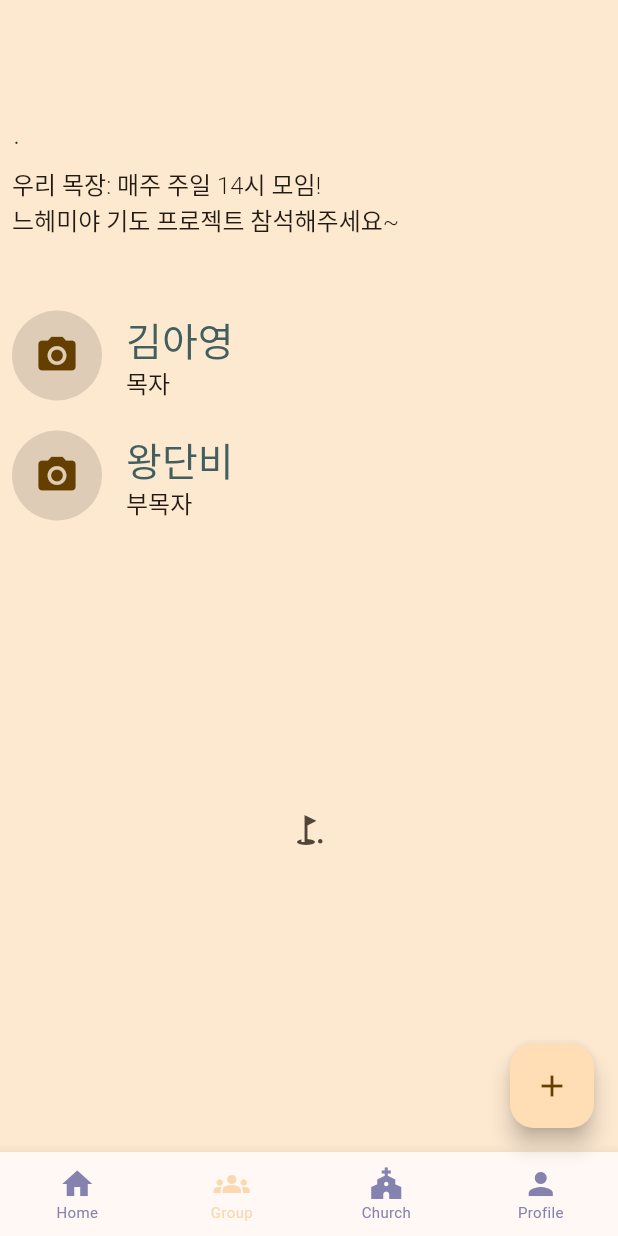
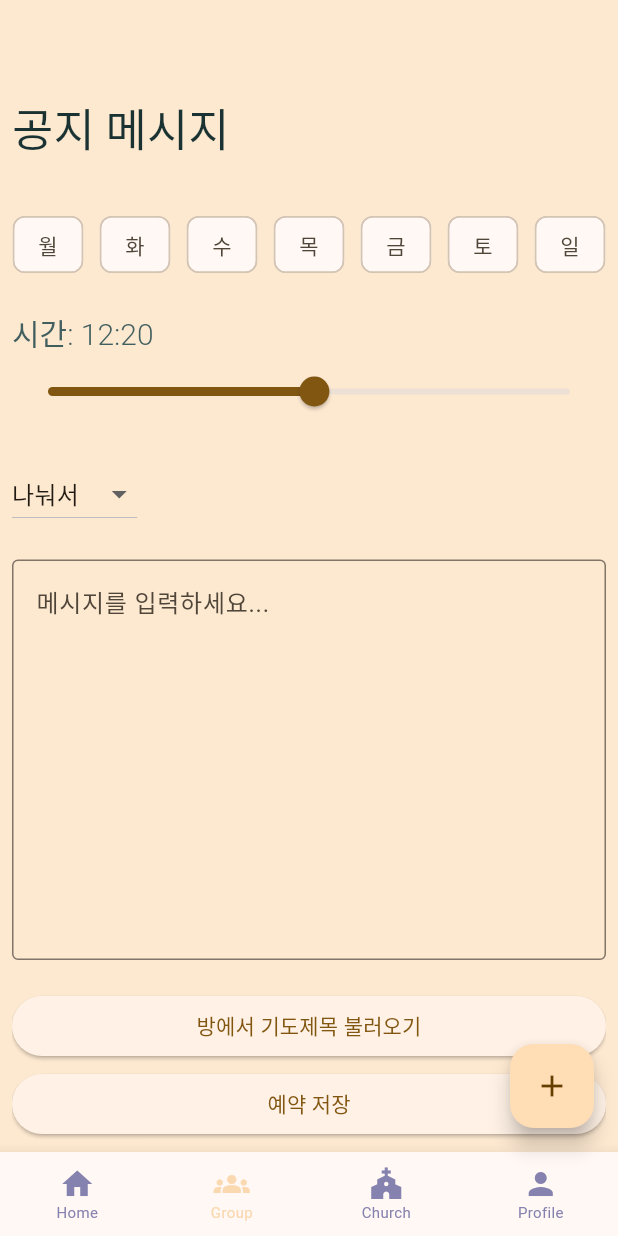
Before and after one commit to tangible-idea/botweb, a Flutter app: the screen it shows after launch, item 2 of the bottom bar chosen, on a phone screen of 412 x 824 dp. Run offline on Flutter 3.47's test engine with Material 3 defaults, Android fonts, the phone set to English and light mode, and no system bars; our stand-ins replace flutter_dotenv, flutter_riverpod, freezed_annotation, go_router, logger, riverpod_annotation and 2 more; accounts and stored records are empty; generated files the repository leaves out were written again; network calls fail; Roboto replaces fonts that are missing (NanumSquareNeo).

Commit message:
Provider 분리. people list 임시 하드코딩.

```diff
--- /dev/null
+++ b/lib/models/PersonInfo.dart
@@ -0,0 +1,6 @@
+class PersonInfo {
+  final String name;
+  final String role;
+
+  PersonInfo({required this.name, required this.role});
+}
--- a/lib/screens/group_view.dart
+++ b/lib/screens/group_view.dart
@@ -5,18 +5,39 @@ import 'package:flutter/widgets.dart';
 import 'package:flutter_riverpod/flutter_riverpod.dart';
 
 import '../constants/app_sizes.dart';
+import '../models/PersonInfo.dart';
 import '../riverpod/room_name_notifier.dart';
 import '../styles/txt_style.dart';
 import '../widgets/avatar.dart';
 
 class GroupView extends ConsumerWidget {
-  const GroupView(this.roomTag, {super.key});
+  GroupView(this.roomTag, {super.key});
 
   final String roomTag;
+
+
+  final List<PersonInfo> people = [
+    PersonInfo(name: "원아영", role: "목자"),
+    PersonInfo(name: "하예린", role: "순목자"),
+    PersonInfo(name: "강민규", role: "목원"),
+    PersonInfo(name: "김세련", role: "목원"),
+    PersonInfo(name: "이찬경", role: "목원"),
+    PersonInfo(name: "정윤기", role: "목원"),
+    PersonInfo(name: "전하는", role: "목원"),
+    PersonInfo(name: "문예은", role: "목원"),
+    PersonInfo(name: "김도형", role: "목원"),
+    PersonInfo(name: "박재현", role: "목원"),
+    PersonInfo(name: "최준혁", role: "목원"),
+    PersonInfo(name: "허열", role: "목원"),
+    // 추가 인물 정보...
+  ];
+
 
   @override
   Widget build(BuildContext context, WidgetRef ref) {
     final groupNameAsyncValue = ref.watch(groupNameProvider(roomTag));
+
+
 
     return Column(
       crossAxisAlignment: CrossAxisAlignment.start,
@@ -32,30 +53,13 @@ class GroupView extends ConsumerWidget {
         gapH48,
 
         /// Button1. TODO🎥
-        const Row(children: [
-          Avatar(radius: 30,),
-          gapW16,
-          Column(
-            crossAxisAlignment: CrossAxisAlignment.start,
-            children: [
-              Text("김아영", style: FigmaTextStyles.title26),
-              Text("목자", style: FigmaTextStyles.content16)
-            ],
+
+        //gapH20,
+        ConstrainedBox(
+        constraints: BoxConstraints(maxWidth: MediaQuery.of(context).size.width),
+          child: Column(
+          children: people.map((person) => PersonRow(person: person)).toList(),
           ),
-        ],
-        ),
-        gapH20,
-        const Row(children: [
-          Avatar(radius: 30,),
-          gapW16,
-          Column(
-            crossAxisAlignment: CrossAxisAlignment.start,
-            children: [
-              Text("왕단비", style: FigmaTextStyles.title26),
-              Text("부목자", style: FigmaTextStyles.content16)
-            ],
-          ),
-        ],
         ),
 
         /// Button2. get POE bot
@@ -70,3 +74,37 @@ class GroupView extends ConsumerWidget {
     );
   }
 }
+
+class PersonRow extends StatelessWidget {
+  final PersonInfo person;
+
+  const PersonRow({Key? key, required this.person}) : super(key: key);
+
+  @override
+  Widget build(BuildContext context) {
+    return Padding(
+      padding: const EdgeInsets.symmetric(vertical: 8.0),
+      child: Row(
+        children: [
+          Avatar(radius: 30),
+          gapW16,
+          Expanded(  // Expanded 추가
+            child: Column(
+              crossAxisAlignment: CrossAxisAlignment.start,
+              children: [
+                ConstrainedBox(
+                  constraints: BoxConstraints(maxWidth: 200),  // 적절한 최대 너비 설정
+                  child: Text(person.name, style: FigmaTextStyles.title26),
+                ),
+                ConstrainedBox(
+                  constraints: BoxConstraints(maxWidth: 200),  // 적절한 최대 너비 설정
+                  child: Text(person.role, style: FigmaTextStyles.content16),
+                ),
+              ],
+            ),
+          ),
+        ],
+      ),
+    );
+  }
+}
--- a/lib/screens/homepage.dart
+++ b/lib/screens/homepage.dart
@@ -8,6 +8,7 @@ import 'package:flutter_riverpod/flutter_riverpod.dart';
 import 'package:go_router/go_router.dart';
 import 'package:prayers/constants/app_sizes.dart';
 import 'package:prayers/data/api/send_message.dart';
+import 'package:prayers/screens/normal_message_screen.dart';
 import 'package:prayers/screens/routing/app_router.dart';
 import 'package:prayers/styles/my_color.dart';
 import 'package:prayers/styles/txt_style.dart';
@@ -16,7 +17,7 @@ import '../riverpod/room_name_notifier.dart';
 import 'default_layout.dart';
 import 'group_view.dart';
 import 'message_form.dart';
-import 'message_screen.dart';
+import 'target_message_screen.dart';
 
 final tabIndexProvider = StateProvider((ref) => 0);
 
@@ -135,10 +136,10 @@ class _MyHomePageState extends ConsumerState<MyHomePage> with SingleTickerProvid
       body: TabBarView(
         controller: controller,
         children: [
-          MessageScreen(roomTag),
+          TargetMessageScreen(roomTag),
+          NormalMessageScreen(roomTag),
           GroupView(roomTag),
           const MessageForm(),
-          const Placeholder(),
                   ],
                 )
       );
--- /dev/null
+++ b/lib/screens/normal_message_screen.dart
@@ -0,0 +1,190 @@
+import 'package:flutter/material.dart';
+import 'package:flutter_riverpod/flutter_riverpod.dart';
+import 'package:supabase_flutter/supabase_flutter.dart';
+
+import '../constants/app_sizes.dart';
+import '../styles/txt_style.dart';
+
+// Providers
+final selectedDaysProvider = StateNotifierProvider<SelectedDaysNotifier, List<bool>>((ref) {
+  return SelectedDaysNotifier();
+});
+
+final timeValueProvider = StateProvider<double>((ref) => 12 * 60 + 20); // 12:20 PM in minutes
+
+final messageTypeProvider = StateProvider<String>((ref) => '나눠서');
+
+final messageTextProvider = StateProvider<String>((ref) => '');
+
+class SelectedDaysNotifier extends StateNotifier<List<bool>> {
+  SelectedDaysNotifier() : super(List.generate(7, (_) => false));
+
+  void toggle(int index) {
+    state = [
+      for (int i = 0; i < state.length; i++)
+        if (i == index) !state[i] else state[i]
+    ];
+  }
+}
+
+// UI
+class NormalMessageScreen extends ConsumerWidget {
+  NormalMessageScreen(this.roomTag, {super.key});
+
+  final String roomTag;
+
+  final List<String> days = ['월', '화', '수', '목', '금', '토', '일'];
+
+  @override
+  Widget build(BuildContext context, WidgetRef ref) {
+    final selectedDays = ref.watch(selectedDaysProvider);
+    final timeValue = ref.watch(timeValueProvider);
+    final messageType = ref.watch(messageTypeProvider);
+    final messageText = ref.watch(messageTextProvider);
+
+    final supabase = Supabase.instance.client;
+    Future<void> saveAnnouncement(WidgetRef ref) async {
+      final selectedDays = ref.read(selectedDaysProvider);
+      final timeValue = ref.read(timeValueProvider);
+      final messageText = ref.read(messageTextProvider);
+
+      // 선택된 요일 중 가장 빠른 날짜 계산
+      final now = DateTime.now();
+      final selectedDayIndex = selectedDays.indexWhere((selected) => selected);
+      if (selectedDayIndex == -1) {
+        // 요일이 선택되지 않았을 경우 에러 처리
+        ScaffoldMessenger.of(context).showSnackBar(
+          const SnackBar(content: Text('요일을 선택해주세요.')),
+        );
+        return;
+      }
+
+      int daysUntilTarget = (selectedDayIndex - now.weekday + 7) % 7;
+      if (daysUntilTarget == 0 && now.hour * 60 + now.minute > timeValue) {
+        daysUntilTarget = 7;  // 이미 지난 시간이면 다음 주로
+      }
+
+      final targetDate = now.add(Duration(days: daysUntilTarget));
+      const kstOffset = Duration(hours: 9); // KST는 UTC+9
+      final hours = (timeValue ~/ 60).toInt();
+      final minutes = (timeValue % 60).toInt();
+      final targetTimeKST = DateTime(
+        targetDate.year,
+        targetDate.month,
+        targetDate.day,
+        hours,
+        minutes,
+      ).add(kstOffset);
+
+      try {
+        await supabase.from('announce').insert({
+          'room_tag': roomTag,  // 실제 room_tag 값으로 교체 필요
+          'message': messageText,
+          'target_time': targetTimeKST.toIso8601String(),
+          'sent': false,
+        });
+
+        ScaffoldMessenger.of(context).showSnackBar(
+          const SnackBar(content: Text('공지가 성공적으로 저장되었습니다.')),
+        );
+      } catch (e) {
+        ScaffoldMessenger.of(context).showSnackBar(
+          SnackBar(content: Text('저장 중 오류가 발생했습니다: $e')),
+        );
+      }
+    }
+
+    return Column(
+      crossAxisAlignment: CrossAxisAlignment.start,
+      children: [
+        const Text('공지 메시지', style: FigmaTextStyles.title30,),
+        gapH20,
+        //const Text('[요일]', style: FigmaTextStyles.title20),
+        SizedBox(height: 10),
+        Wrap(
+          spacing: 10,
+          children: List.generate(7, (index) {
+            return ChoiceChip(
+              label: Text(days[index]),
+              selected: selectedDays[index],
+              onSelected: (_) {
+                ref.read(selectedDaysProvider.notifier).toggle(index);
+              },
+            );
+          }),
+        ),
+        gapH20,
+        //const Text('[시간]', style: FigmaTextStyles.title20),
+        //gapH8,
+        Text("시간: ${_formatTime(timeValue)}", style: FigmaTextStyles.title20),
+
+        // 슬라이더 15분 간격
+        Slider(
+          value: timeValue,
+          min: 0,
+          max: 24 * 60 - 1,
+          divisions: 24 * 4, // 15분 간격
+          label: _formatTime(timeValue),
+          onChanged: (value) {
+            ref.read(timeValueProvider.notifier).state = value;
+          },
+        ),
+        gapH20,
+        //const Text('[분할]', style: FigmaTextStyles.title20),
+        DropdownButton<String>(
+          value: messageType,
+          items: ['나눠서', '한꺼번에'].map((String value) {
+            return DropdownMenuItem<String>(
+              value: value,
+              child: Text(value),
+            );
+          }).toList(),
+          onChanged: (String? newValue) {
+            ref.read(messageTypeProvider.notifier).state = newValue!;
+          },
+        ),
+        gapH20,
+        Expanded(
+          child: TextField(
+            maxLines: 20,
+            decoration: const InputDecoration(
+              border: OutlineInputBorder(),
+              hintText: '메시지를 입력하세요...',
+            ),
+            onChanged: (value) {
+              ref.read(messageTextProvider.notifier).state = value;
+            },
+          ),
+        ),
+        gapH20,
+        SizedBox(
+          width: double.infinity,
+          child: ElevatedButton(
+            child: const Text('방에서 기도제목 불러오기'),
+            onPressed: () {
+
+            },
+          ),
+        ),
+        gapH4,
+        SizedBox(
+          width: double.infinity,
+          child: ElevatedButton(
+            child: const Text('예약 저장'),
+            onPressed: () async {
+              await saveAnnouncement(ref);
+            },
+          ),
+        ),
+      ],
+    );
+  }
+
+  String _formatTime(double minutes) {
+    int hours = (minutes ~/ 60) % 24;
+    int mins = (minutes % 60).toInt();
+    return '${hours.toString().padLeft(2, '0')}:${mins.toString().padLeft(2, '0')}';
+  }
+
+
+}
```
Also changed, not shown: lib/screens/target_message_screen.dart (renamed from lib/screens/message_screen.dart, +2 -12 lines), firebase.json.
